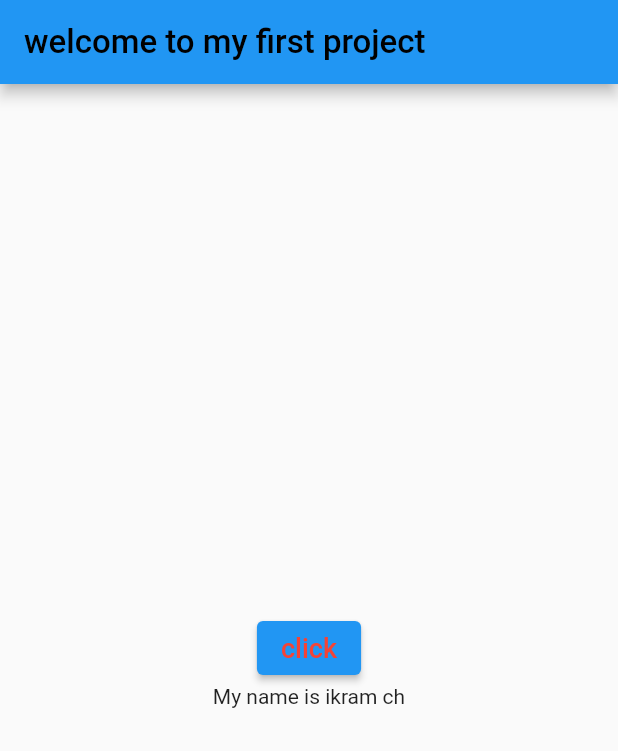
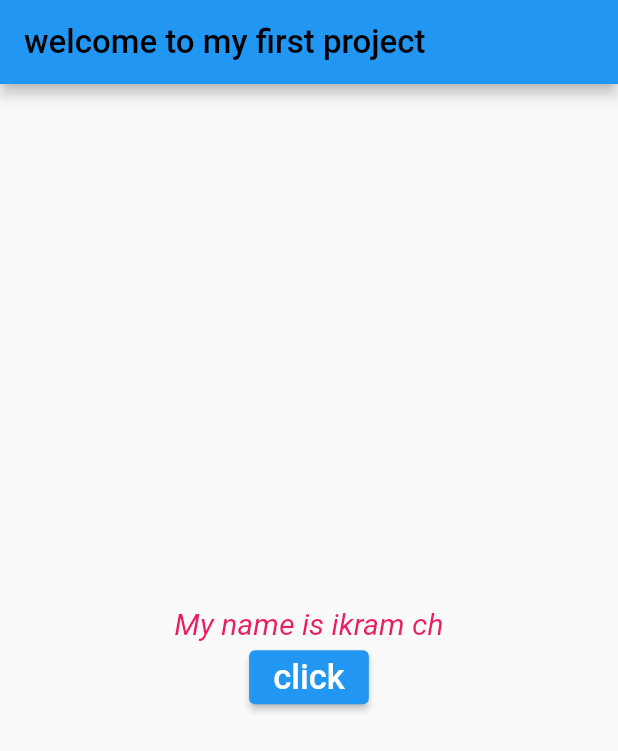
Before and after one commit to ikramchegroune/Flutter, a Flutter app: the screen it shows after launch, on a phone screen of 412 x 824 dp. Shown: the top 751 px of the screen. Run offline on Flutter 3.47's test engine with Material 2 defaults, Android fonts, the phone set to English and light mode, and no system bars; our stand-ins replace string_scanner.

Commit message:
mise a jour

```diff
--- a/lib/main.dart
+++ b/lib/main.dart
@@ -71,9 +71,9 @@ class _MyHomePageState extends State<MyHomePage> {
         child: Column(
           mainAxisAlignment: MainAxisAlignment.center,
           children: [
+            Text(texteHolder,style: TextStyle(color: Colors.pink,fontSize: 20,fontStyle:FontStyle.italic)),
+            ElevatedButton(onPressed: clickFunction, child: Text("click",style: TextStyle(color: Colors.white,fontSize: 23),)),
 
-            ElevatedButton(onPressed: clickFunction, child: Text("click",style: TextStyle(color: Colors.red,fontSize: 18),)),
-            Text(texteHolder),
           ],
         ),
       ),
```
